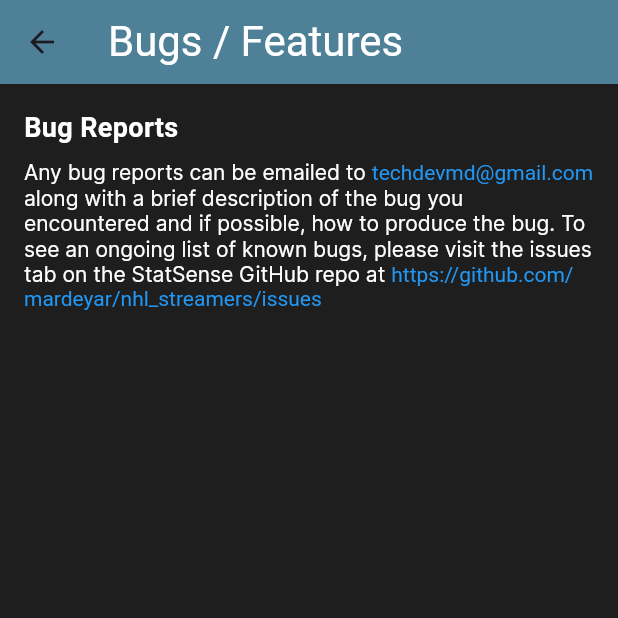
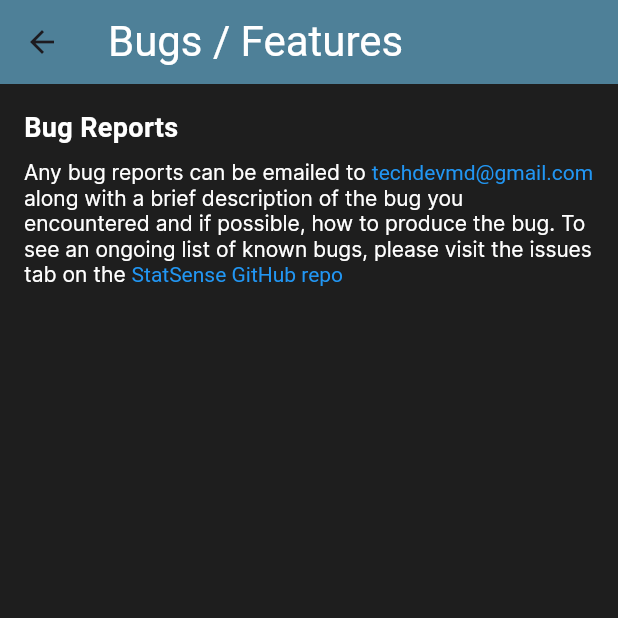
Before and after one commit to mardeyar/StatSense, a Flutter app: the Contact screen opened directly, on a phone screen of 412 x 824 dp, the top half of it. Run offline on Flutter 3.47's test engine with Material 3 defaults, Android fonts, the phone set to English and light mode, and no system bars; network calls fail; Roboto replaces fonts that are missing (Inter-Bold); statements that could not run were skipped.

Commit message:
Text changes

```diff
--- a/lib/UI/contact.dart
+++ b/lib/UI/contact.dart
@@ -37,11 +37,10 @@ class Contact extends StatelessWidget {
                   TextSpan(
                     text: ' along with a brief description of the bug you encountered '
                         'and if possible, how to produce the bug. To see an ongoing list '
-                        'of known bugs, please visit the issues tab on the StatSense '
-                        'GitHub repo at '
+                        'of known bugs, please visit the issues tab on the ',
                   ),
                   _linkText(
-                    'https://github.com/mardeyar/nhl_streamers/issues',
+                    'StatSense GitHub repo',
                     'https://github.com/mardeyar/nhl_streamers/issues'
                   ),
                 ],
```
